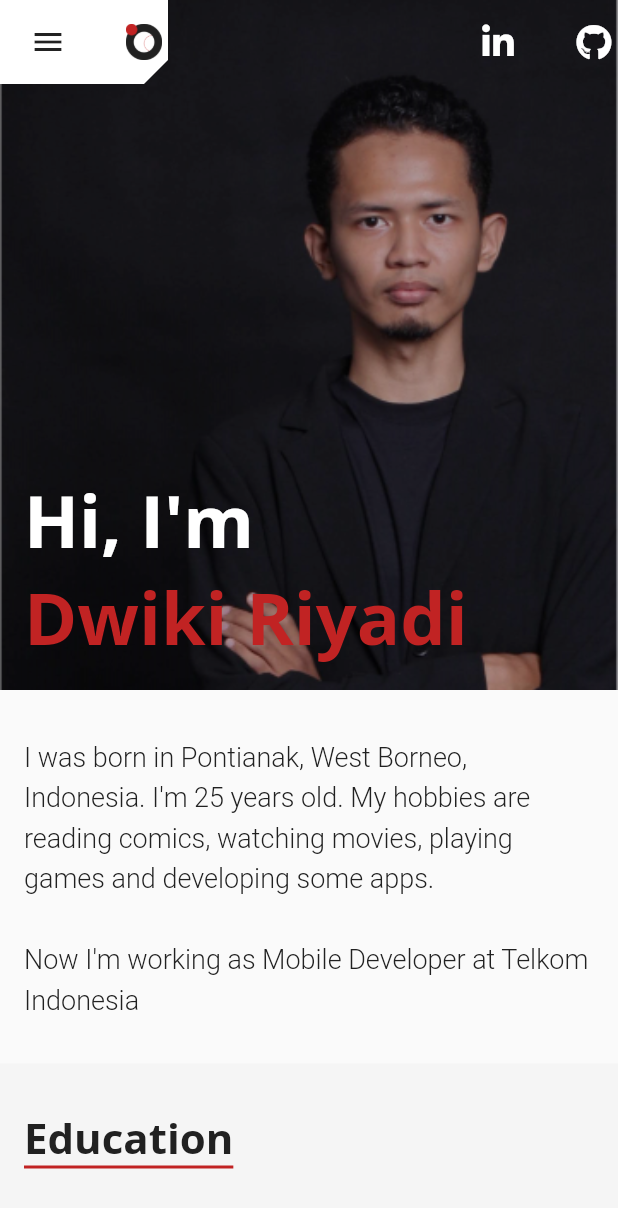
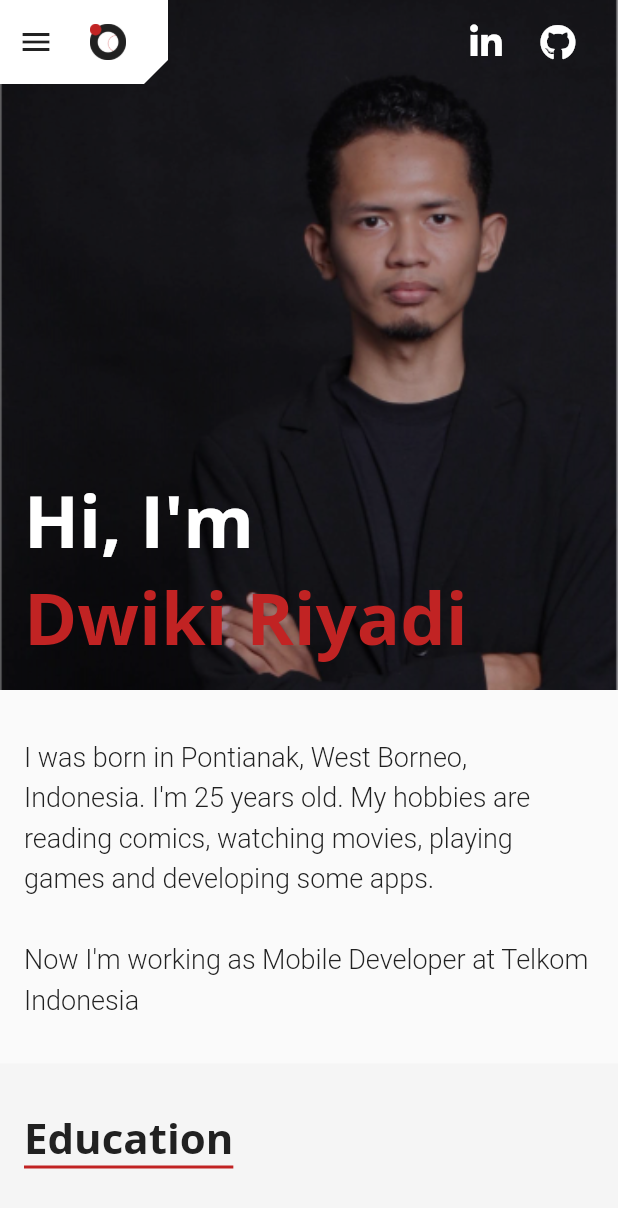
Before and after one commit to dwikiriyadi/dwikiriyadi-github.io, a Flutter app: the screen it shows after launch, on a phone screen of 412 x 824 dp. Shown: the top 1208 px of the screen. Run offline on Flutter 3.47's test engine with Material 2 defaults, Android fonts, the phone set to English and light mode, and no system bars; our stand-ins replace font_awesome_flutter, google_fonts.

Commit message:
Remove Container on short top

```diff
--- a/lib/widgets/app_bar_short_top.dart
+++ b/lib/widgets/app_bar_short_top.dart
@@ -31,10 +31,7 @@ class _AppBarShortTopState extends State<AppBarShortTop> {
                         itemCount: widget.actions.length,
                         scrollDirection: Axis.horizontal,
                         itemBuilder: (BuildContext context, int index) {
-                          return Container(
-                            padding: EdgeInsets.symmetric(horizontal: 8),
-                            child: widget.actions[index]
-                          );
+                          return widget.actions[index];
                         })))));
   }
 }
--- a/lib/widgets/developer_short_top.dart
+++ b/lib/widgets/developer_short_top.dart
@@ -24,9 +24,7 @@ class DeveloperShortTopState extends State<DeveloperShortTop> {
                     itemCount: widget.actions.length,
                     scrollDirection: Axis.horizontal,
                     itemBuilder: (BuildContext context, int index) {
-                      return Container(
-                          padding: EdgeInsets.symmetric(horizontal: 8),
-                          child: widget.actions[index]);
+                      return widget.actions[index];
                     }))));
   }
 }
```
